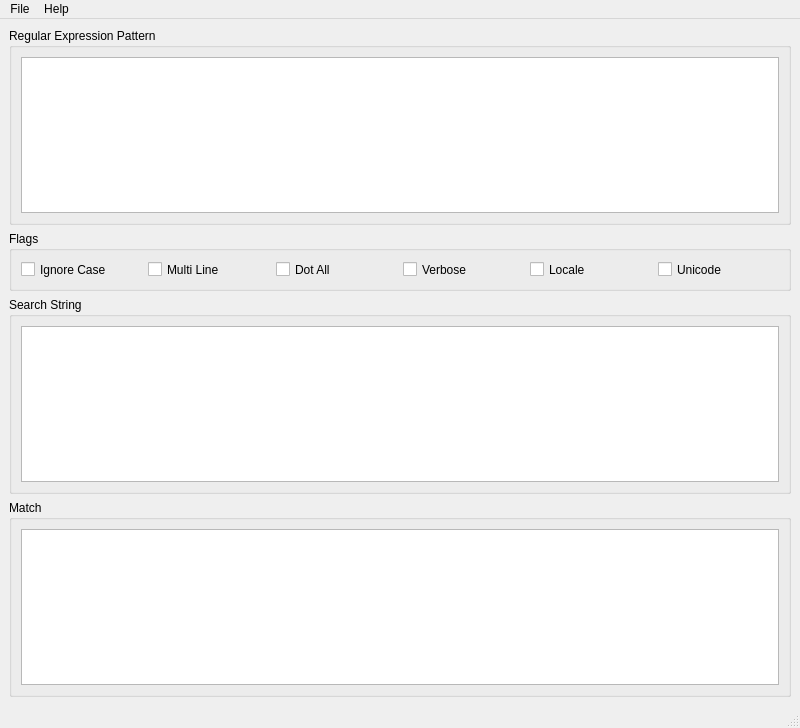
This is modules/mainWindow.ui in bittercode/pyrrhic-ree as Qt 5 draws it before an edit. The edited form follows.
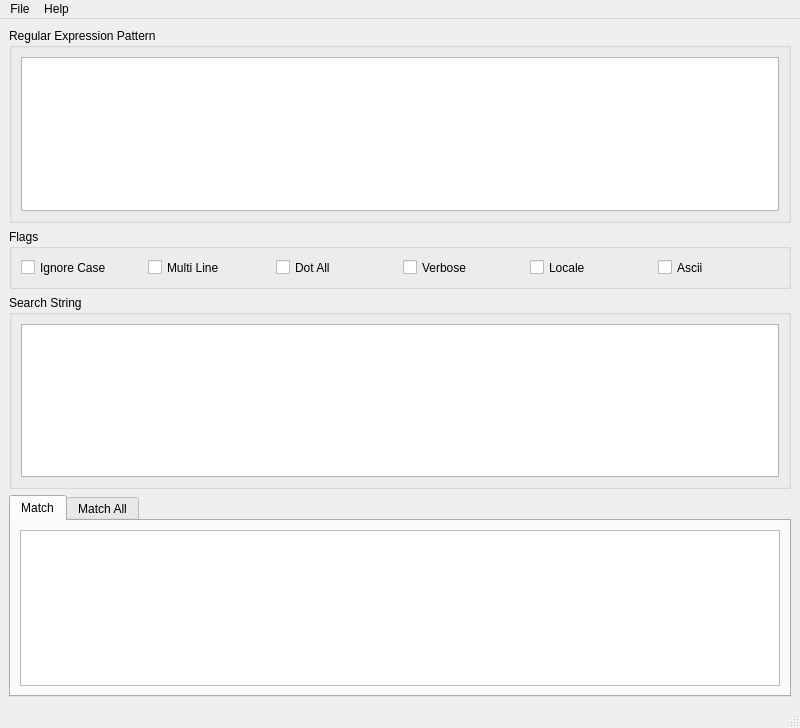
This is the edited form.

Patch:
```diff
--- a/modules/mainWindow.ui
+++ b/modules/mainWindow.ui
@@ -77,7 +77,7 @@
        <item>
         <widget class="QCheckBox" name="chkUnicode">
          <property name="text">
-          <string>Unicode</string>
+          <string>Ascii</string>
          </property>
         </widget>
        </item>
@@ -97,19 +97,30 @@
      </widget>
     </item>
     <item>
-     <widget class="QGroupBox" name="gbResults">
-      <property name="title">
-       <string>Match</string>
+     <widget class="QTabWidget" name="tabResults">
+      <property name="currentIndex">
+       <number>0</number>
       </property>
-      <layout class="QHBoxLayout" name="horizontalLayout_4">
-       <item>
-        <widget class="QTextEdit" name="tedMatch">
-         <property name="readOnly">
-          <bool>true</bool>
-         </property>
-        </widget>
-       </item>
-      </layout>
+      <widget class="QWidget" name="tabMatch">
+       <attribute name="title">
+        <string>Match</string>
+       </attribute>
+       <layout class="QHBoxLayout" name="horizontalLayout_4">
+        <item>
+         <widget class="QTextBrowser" name="txtMatch"/>
+        </item>
+       </layout>
+      </widget>
+      <widget class="QWidget" name="tabMatchAll">
+       <attribute name="title">
+        <string>Match All</string>
+       </attribute>
+       <layout class="QHBoxLayout" name="horizontalLayout_5">
+        <item>
+         <widget class="QTextBrowser" name="txtMatchAll"/>
+        </item>
+       </layout>
+      </widget>
      </widget>
     </item>
    </layout>
```
Left out of the diff: 20 changed lines with no effect on the pictures.
